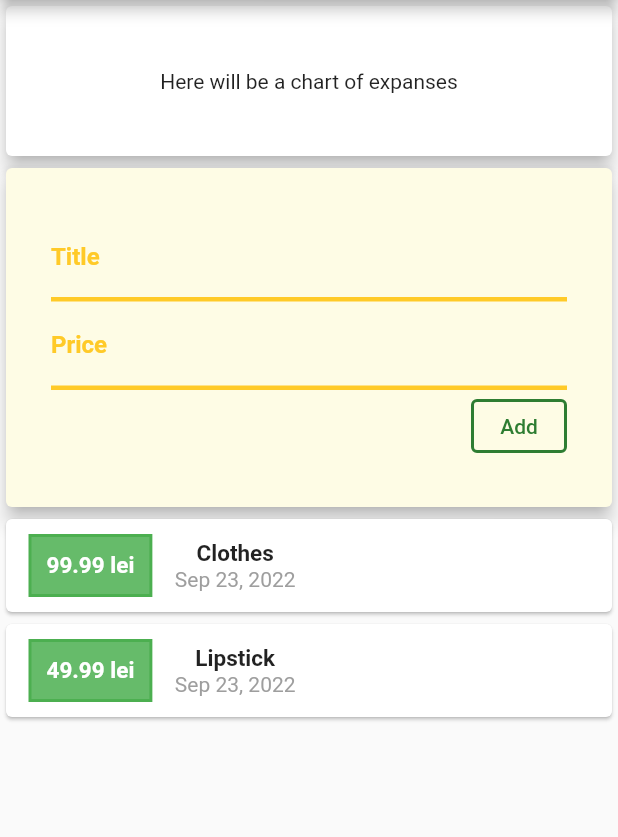
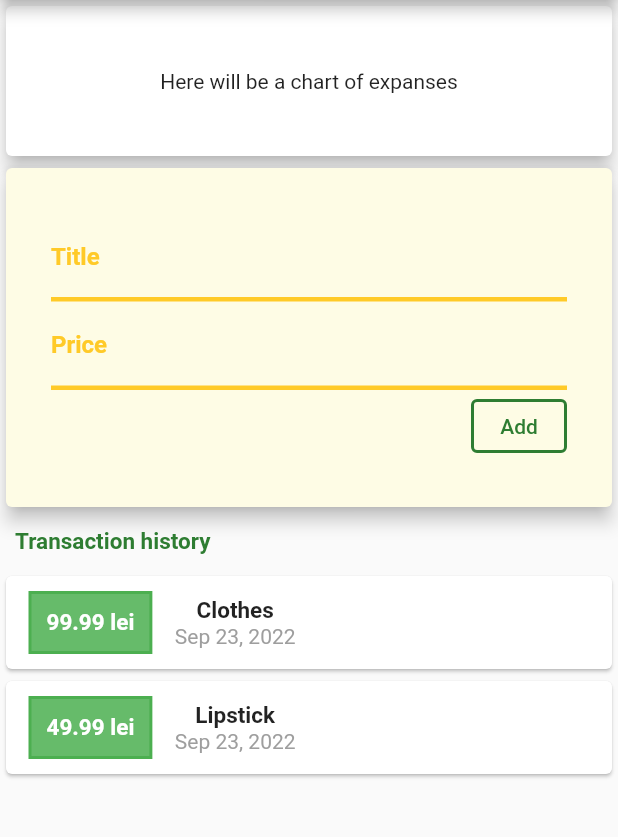
Before and after one commit to alishaiduc7/MonTrack, a Flutter app: the screen it shows after launch, on a phone screen of 412 x 824 dp, the part 84-921 px from its top. Run offline on Flutter 3.47's test engine with Material 2 defaults, Android fonts, the phone set to English and light mode, and no system bars.

Commit message:
UI changes for the transaction list

```diff
--- a/lib/widgets/transaction_list.dart
+++ b/lib/widgets/transaction_list.dart
@@ -11,6 +11,21 @@ class TransactionList extends StatelessWidget {
   @override
   Widget build(BuildContext context) {
     return Column(
+      crossAxisAlignment: CrossAxisAlignment.start,
+      children: [
+        Container(
+            margin: const EdgeInsets.all(10),
+            child: Text(
+              'Transaction history',
+              style: TextStyle(
+                  fontSize: 15,
+                  color: Colors.green.shade800,
+                  fontWeight: FontWeight.bold),
+            )),
+        Container(
+          height: 300,
+          child: SingleChildScrollView(
+            child: Column(
               children: transactions.map((transaction) {
                 return Card(
                   child: Row(
@@ -18,8 +33,8 @@ class TransactionList extends StatelessWidget {
                       crossAxisAlignment: CrossAxisAlignment.center,
                       children: [
                         Container(
-                  margin:
-                      const EdgeInsets.symmetric(vertical: 10, horizontal: 15),
+                          margin: const EdgeInsets.symmetric(
+                              vertical: 10, horizontal: 15),
                           padding: const EdgeInsets.all(10),
                           decoration: BoxDecoration(
                             color: Colors.green.shade400,
@@ -47,6 +62,10 @@ class TransactionList extends StatelessWidget {
                       ]),
                 );
               }).toList(),
+            ),
+          ),
+        ),
+      ],
     );
   }
 }
```
Lines whose indentation alone changed are shown as unchanged.
